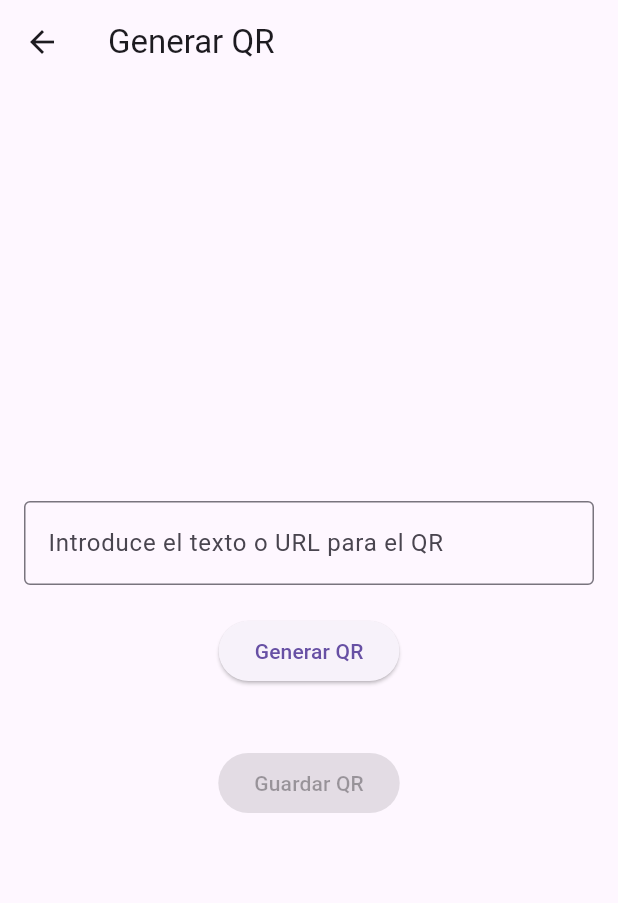
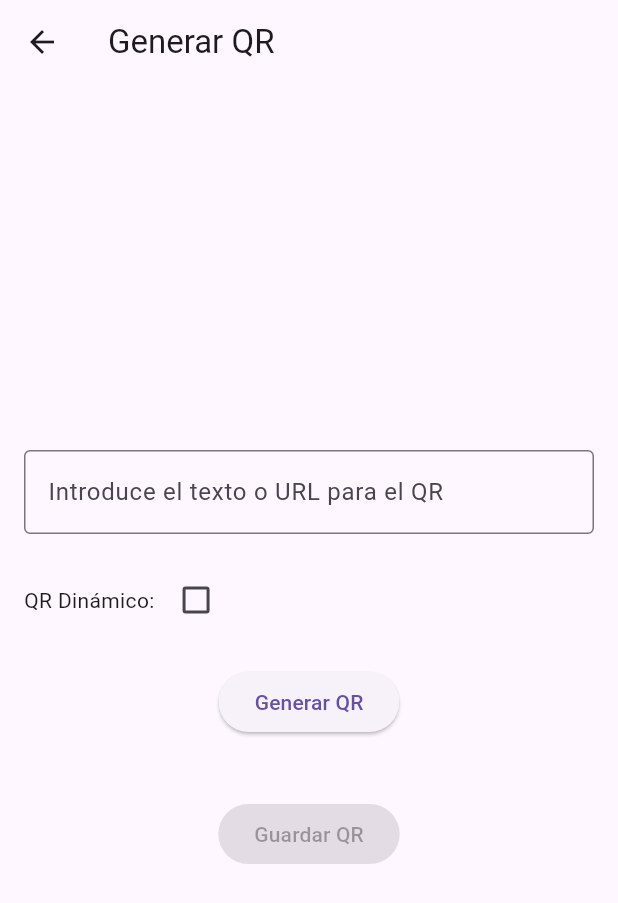
Before and after one commit to jorgeturi/Aplicacion_QR_-Final_poo-, a Flutter app: the GenerateQRPage screen opened directly, on a phone screen of 412 x 824 dp. Shown: the top 903 px of the screen. Run offline on Flutter 3.47's test engine with Material 3 defaults, Android fonts, the phone set to English and light mode, and no system bars; our stand-ins replace qr_flutter; missing offline and left inert: qr_code_scanner.

```diff
--- a/lib/generate_qr_page.dart
+++ b/lib/generate_qr_page.dart
@@ -1,6 +1,7 @@
 import 'package:flutter/material.dart';
 import 'package:qr_flutter/qr_flutter.dart';
 import 'my_qrs_page.dart'; // Importamos MyQRsPage para mostrar los QR guardados
+import 'dart:async';
 
 class GenerateQRPage extends StatefulWidget {
   @override
@@ -9,6 +10,9 @@ class GenerateQRPage extends StatefulWidget {
 
 class _GenerateQRPageState extends State<GenerateQRPage> {
   final TextEditingController _controller = TextEditingController();
+  bool isDynamic = false; // Si es un QR dinámico
+  int? expirationTime; // Tiempo de expiración en minutos
+  DateTime? expirationDate; // Fecha y hora de expiración
 
   // Guardar QR generado
   void _saveQR(String qrText) {
@@ -20,6 +24,14 @@ class _GenerateQRPageState extends State<GenerateQRPage> {
       ),
     );
   }
+
+String _generateDynamicQR() {
+  if (isDynamic && expirationTime != null) {
+    expirationDate = DateTime.now().add(Duration(minutes: expirationTime!));
+    return "${_controller.text}|${expirationDate!.toIso8601String()}";
+  }
+  return _controller.text; // Si no es dinámico, solo usamos el texto ingresado
+}
 
   @override
   Widget build(BuildContext context) {
@@ -38,6 +50,32 @@ class _GenerateQRPageState extends State<GenerateQRPage> {
               ),
             ),
             SizedBox(height: 20),
+            Row(
+              children: [
+                Text("QR Dinámico: "),
+                Checkbox(
+                  value: isDynamic,
+                  onChanged: (value) {
+                    setState(() {
+                      isDynamic = value!;
+                    });
+                  },
+                ),
+              ],
+            ),
+            if (isDynamic)
+              TextField(
+                keyboardType: TextInputType.number,
+                decoration: InputDecoration(
+                  hintText: 'Ingrese el tiempo de validez (minutos)',
+                ),
+                onChanged: (value) {
+                  setState(() {
+                    expirationTime = int.tryParse(value);
+                  });
+                },
+              ),
+            SizedBox(height: 20),
             ElevatedButton(
               onPressed: () {
                 setState(() {});
@@ -48,7 +86,7 @@ class _GenerateQRPageState extends State<GenerateQRPage> {
             _controller.text.isEmpty
                 ? Container()
                 : QrImageView(
-                    data: _controller.text,
+                    data: _generateDynamicQR(),
                     size: 200,
                   ),
             SizedBox(height: 20),
@@ -56,7 +94,7 @@ class _GenerateQRPageState extends State<GenerateQRPage> {
               onPressed: _controller.text.isEmpty
                   ? null
                   : () {
-                      _saveQR(_controller.text); // Guardamos el QR
+                      _saveQR(_generateDynamicQR()); // Guardamos el QR
                     },
               child: Text('Guardar QR'),
             ),
--- a/pubspec.yaml
+++ b/pubspec.yaml
@@ -31,6 +31,7 @@ dependencies:
   flutter:
     sdk: flutter
   qr_flutter: ^4.0.0
+  intl: ^0.18.0 # Para formatear el timestamp
 
 
   # The following adds the Cupertino Icons font to your application.
```
Also changed, not shown: lib/my_qrs_page.dart (+16 -5 lines), pubspec.lock.
